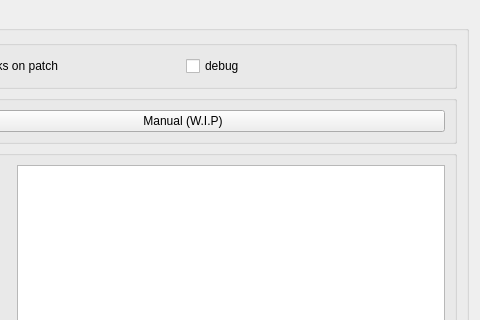
First picture: the form in plugins/Affine/Affine_settingsWidget.ui, repository pyIVLS/pyIVLS, before the edit; both pictures show x 644 to 1124 and y 0 to 320 of the 1124 by 712 pixel window.
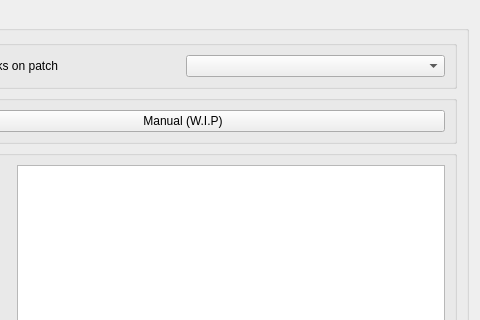
Second picture: the form after the edit.

Commit message: Add camera selection functionality and refactor dependency handling in Affine plugin. Plugincontainer now returns available functions in the format: {plugin_function : {name : { function_name : function instance}

```diff
--- a/plugins/Affine/Affine_settingsWidget.ui
+++ b/plugins/Affine/Affine_settingsWidget.ui
@@ -54,11 +54,7 @@
           </widget>
          </item>
          <item>
-          <widget class="QCheckBox" name="checkBox">
-           <property name="text">
-            <string>debug</string>
-           </property>
-          </widget>
+          <widget class="QComboBox" name="cameraComboBox"/>
          </item>
         </layout>
        </widget>
```
The commit also changes 5 other files.
